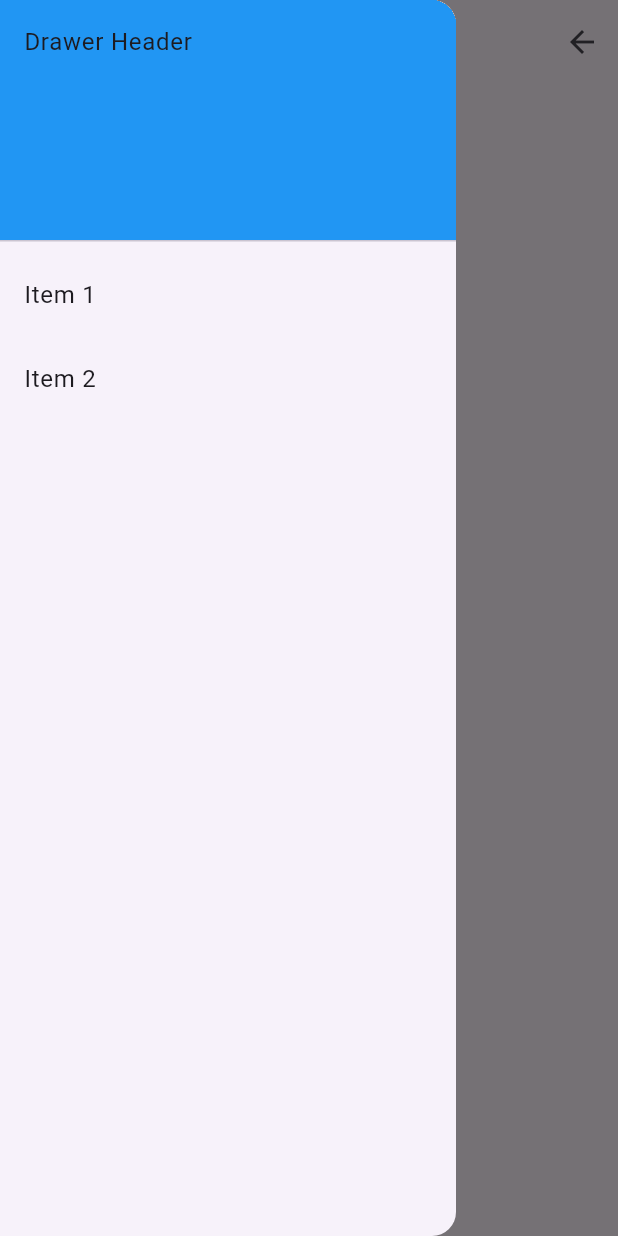
After one commit to iqbal-hossain-01/provider_practice, a Flutter app: the DrawerScreen screen opened by its route, with the side drawer open, on a phone screen of 412 x 824 dp. The commit adds this screen. Run offline on Flutter 3.47's test engine with Material 3 defaults, Android fonts, the phone set to English and light mode, and no system bars; our stand-ins replace shared_preferences; accounts and stored records are empty.

Commit message:
add refresh,drawer,search widgets

```diff
--- a/lib/main.dart
+++ b/lib/main.dart
@@ -8,7 +8,10 @@ import 'package:provider_practice/providers/timer_provider.dart';
 import 'package:provider_practice/providers/todo_provider.dart';
 import 'package:provider_practice/screens/bottom_navi_bar.dart';
 import 'package:provider_practice/screens/counter_home_screen.dart';
+import 'package:provider_practice/screens/drawer_screen.dart';
 import 'package:provider_practice/screens/home_screen.dart';
+import 'package:provider_practice/screens/pull_to_refresh.dart';
+import 'package:provider_practice/screens/search_Delegate.dart';
 import 'package:provider_practice/screens/shared_pref_screen.dart';
 import 'package:provider_practice/screens/swipe_delete_app.dart';
 import 'package:provider_practice/screens/todo_app.dart';
@@ -50,6 +53,9 @@ class MyApp extends StatelessWidget {
         SharedPrefScreen.routeName : (context) => const SharedPrefScreen(),
         BottomNaviBar.routeName : (context) => const BottomNaviBar(),
         SwipeDeleteApp.routeName : (context) => const SwipeDeleteApp(),
+        PullToRefresh.routeName : (context) => const PullToRefresh(),
+        DrawerScreen.routeName : (context) => const DrawerScreen(),
+        SearchDelegateApp.routeName : (context) => const SearchDelegateApp(),
 
 
       },
--- /dev/null
+++ b/lib/providers/pull_to_refresh_provider.dart
@@ -0,0 +1,12 @@
+import 'package:flutter/foundation.dart';
+
+class PullToRefreshProvider with ChangeNotifier {
+  List<String> _items = ['Item 1', 'Item 2', 'Item 3'];
+  List<String> get items => _items;
+
+  Future<void>? refreshItems() async {
+    await Future.delayed(Duration(seconds: 2)); // Fake delay for demo
+      _items = ['New Item 1', 'New Item 2', 'New Item 3'];
+      notifyListeners();
+  }
+}
--- /dev/null
+++ b/lib/screens/drawer_screen.dart
@@ -0,0 +1,53 @@
+import 'package:flutter/material.dart';
+
+class DrawerScreen extends StatelessWidget {
+  static const String routeName = '/drawer';
+
+  const DrawerScreen({super.key});
+
+  @override
+  Widget build(BuildContext context) {
+    return Scaffold(
+      appBar: AppBar(
+        title: const Text('Drawer Menu'),
+        centerTitle: true,
+        actions: [
+          IconButton(
+            onPressed: () {
+              Navigator.pop(context);
+            },
+            icon: const Icon(Icons.arrow_back),
+          ),
+        ],
+      ),
+      drawer: Drawer(
+        child: ListView(
+          padding: EdgeInsets.zero,
+          children: [
+            const DrawerHeader(
+              decoration: BoxDecoration(
+                color: Colors.blue,
+              ),
+              child: Text('Drawer Header'),
+            ),
+            ListTile(
+              title: const Text('Item 1'),
+              onTap: () {
+                Navigator.pop(context);
+              },
+            ),
+            ListTile(
+              title: const Text('Item 2'),
+              onTap: () {
+                Navigator.pop(context);
+              },
+            ),
+          ],
+        ),
+      ),
+      body: const Center(
+        child: Text('Drawer Example'),
+      ),
+    );
+  }
+}
--- a/lib/screens/swipe_delete_app.dart
+++ b/lib/screens/swipe_delete_app.dart
@@ -14,7 +14,6 @@ class _SwipeDeleteAppState extends State<SwipeDeleteApp> {
     10,
     (index) => 'Item ${index + 1}',
   );
-
   @override
   Widget build(BuildContext context) {
     return Scaffold(
```
Also changed, not shown: lib/screens/home_screen.dart (+15 -6 lines), lib/screens/pull_to_refresh.dart (added, +44 -0 lines), lib/screens/search_Delegate.dart (added, +74 -0 lines).
